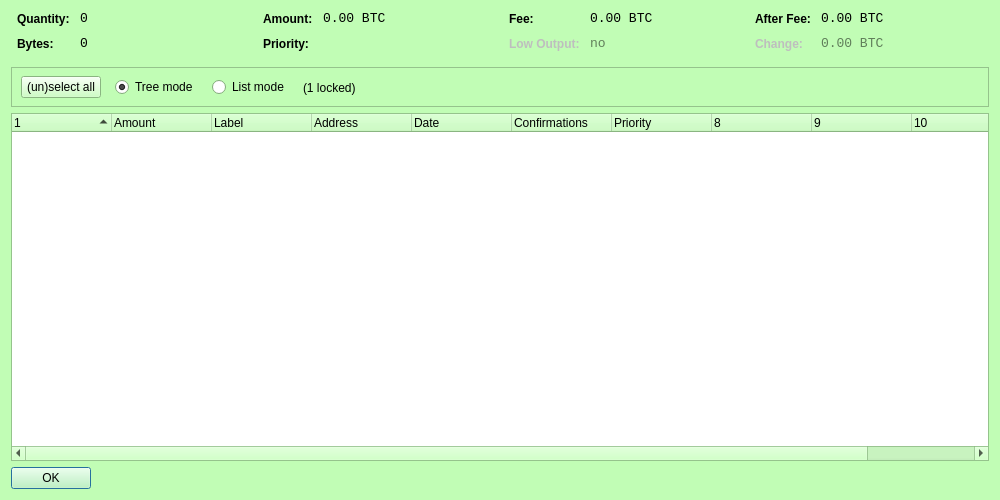
This is src/qt/forms/coincontroldialog.ui in IParn/LimecoinX as Qt 5 draws it before an edit. The edited form follows.
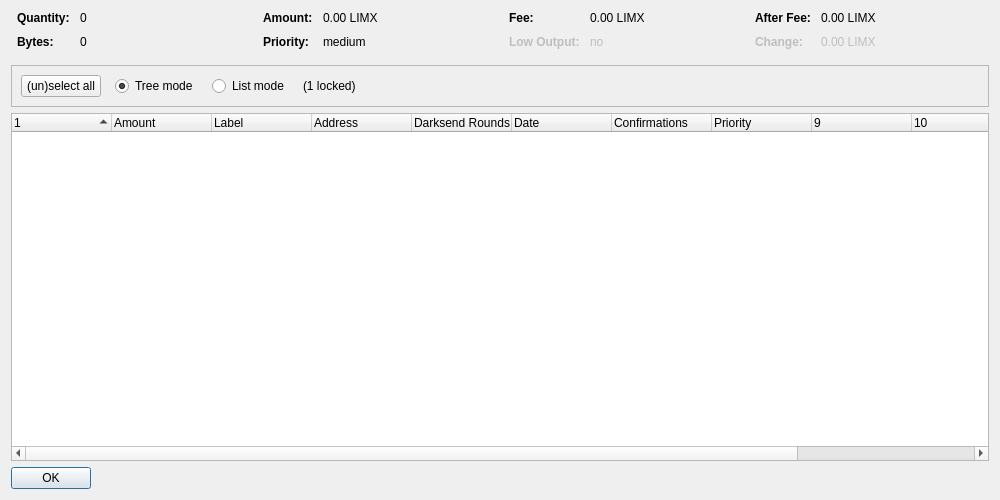
This is the edited form. Custom widgets are drawn as their Qt base class.

```diff
--- a/src/qt/forms/coincontroldialog.ui
+++ b/src/qt/forms/coincontroldialog.ui
@@ -10,421 +10,6 @@
     <height>500</height>
    </rect>
   </property>
-  <property name="palette">
-   <palette>
-    <active>
-     <colorrole role="WindowText">
-      <brush brushstyle="SolidPattern">
-       <color alpha="255">
-        <red>0</red>
-        <green>0</green>
-        <blue>0</blue>
-       </color>
-      </brush>
-     </colorrole>
-     <colorrole role="Button">
-      <brush brushstyle="SolidPattern">
-       <color alpha="255">
-        <red>193</red>
-        <green>253</green>
-        <blue>181</blue>
-       </color>
-      </brush>
-     </colorrole>
-     <colorrole role="Light">
-      <brush brushstyle="SolidPattern">
-       <color alpha="255">
-        <red>255</red>
-        <green>255</green>
-        <blue>255</blue>
-       </color>
-      </brush>
-     </colorrole>
-     <colorrole role="Midlight">
-      <brush brushstyle="SolidPattern">
-       <color alpha="255">
-        <red>224</red>
-        <green>254</green>
-        <blue>218</blue>
-       </color>
-      </brush>
-     </colorrole>
-     <colorrole role="Dark">
-      <brush brushstyle="SolidPattern">
-       <color alpha="255">
-        <red>96</red>
-        <green>126</green>
-        <blue>90</blue>
-       </color>
-      </brush>
-     </colorrole>
-     <colorrole role="Mid">
-      <brush brushstyle="SolidPattern">
-       <color alpha="255">
-        <red>129</red>
-        <green>169</green>
-        <blue>121</blue>
-       </color>
-      </brush>
-     </colorrole>
-     <colorrole role="Text">
-      <brush brushstyle="SolidPattern">
-       <color alpha="255">
-        <red>0</red>
-        <green>0</green>
-        <blue>0</blue>
-       </color>
-      </brush>
-     </colorrole>
-     <colorrole role="BrightText">
-      <brush brushstyle="SolidPattern">
-       <color alpha="255">
-        <red>255</red>
-        <green>255</green>
-        <blue>255</blue>
-       </color>
-      </brush>
-     </colorrole>
-     <colorrole role="ButtonText">
-      <brush brushstyle="SolidPattern">
-       <color alpha="255">
-        <red>0</red>
-        <green>0</green>
-        <blue>0</blue>
-       </color>
-      </brush>
-     </colorrole>
-     <colorrole role="Base">
-      <brush brushstyle="SolidPattern">
-       <color alpha="255">
-        <red>255</red>
-        <green>255</green>
-        <blue>255</blue>
-       </color>
-      </brush>
-     </colorrole>
-     <colorrole role="Window">
-      <brush brushstyle="SolidPattern">
-       <color alpha="255">
-        <red>193</red>
-        <green>253</green>
-        <blue>181</blue>
-       </color>
-      </brush>
-     </colorrole>
-     <colorrole role="Shadow">
-      <brush brushstyle="SolidPattern">
-       <color alpha="255">
-        <red>0</red>
-        <green>0</green>
-        <blue>0</blue>
-       </color>
-      </brush>
-     </colorrole>
-     <colorrole role="AlternateBase">
-      <brush brushstyle="SolidPattern">
-       <color alpha="255">
-        <red>224</red>
-        <green>254</green>
-        <blue>218</blue>
-       </color>
-      </brush>
-     </colorrole>
-     <colorrole role="ToolTipBase">
-      <brush brushstyle="SolidPattern">
-       <color alpha="255">
-        <red>255</red>
-        <green>255</green>
-        <blue>220</blue>
-       </color>
-      </brush>
-     </colorrole>
-     <colorrole role="ToolTipText">
-      <brush brushstyle="SolidPattern">
-       <color alpha="255">
-        <red>0</red>
-        <green>0</green>
-        <blue>0</blue>
-       </color>
-      </brush>
-     </colorrole>
-    </active>
-    <inactive>
-     <colorrole role="WindowText">
-      <brush brushstyle="SolidPattern">
-       <color alpha="255">
-        <red>0</red>
-        <green>0</green>
-        <blue>0</blue>
-       </color>
-      </brush>
-     </colorrole>
-     <colorrole role="Button">
-      <brush brushstyle="SolidPattern">
-       <color alpha="255">
-        <red>193</red>
-        <green>253</green>
-        <blue>181</blue>
-       </color>
-      </brush>
-     </colorrole>
-     <colorrole role="Light">
-      <brush brushstyle="SolidPattern">
-       <color alpha="255">
-        <red>255</red>
-        <green>255</green>
-        <blue>255</blue>
-       </color>
-      </brush>
-     </colorrole>
-     <colorrole role="Midlight">
-      <brush brushstyle="SolidPattern">
-       <color alpha="255">
-        <red>224</red>
-        <green>254</green>
-        <blue>218</blue>
-       </color>
-      </brush>
-     </colorrole>
-     <colorrole role="Dark">
-      <brush brushstyle="SolidPattern">
-       <color alpha="255">
-        <red>96</red>
-        <green>126</green>
-        <blue>90</blue>
-       </color>
-      </brush>
-     </colorrole>
-     <colorrole role="Mid">
-      <brush brushstyle="SolidPattern">
-       <color alpha="255">
-        <red>129</red>
-        <green>169</green>
-        <blue>121</blue>
-       </color>
-      </brush>
-     </colorrole>
-     <colorrole role="Text">
-      <brush brushstyle="SolidPattern">
-       <color alpha="255">
-        <red>0</red>
-        <green>0</green>
-        <blue>0</blue>
-       </color>
-      </brush>
-     </colorrole>
-     <colorrole role="BrightText">
-      <brush brushstyle="SolidPattern">
-       <color alpha="255">
-        <red>255</red>
-        <green>255</green>
-        <blue>255</blue>
-       </color>
-      </brush>
-     </colorrole>
-     <colorrole role="ButtonText">
-      <brush brushstyle="SolidPattern">
-       <color alpha="255">
-        <red>0</red>
-        <green>0</green>
-        <blue>0</blue>
-       </color>
-      </brush>
-     </colorrole>
-     <colorrole role="Base">
-      <brush brushstyle="SolidPattern">
-       <color alpha="255">
-        <red>255</red>
-        <green>255</green>
-        <blue>255</blue>
-       </color>
-      </brush>
-     </colorrole>
-     <colorrole role="Window">
-      <brush brushstyle="SolidPattern">
-       <color alpha="255">
-        <red>193</red>
-        <green>253</green>
-        <blue>181</blue>
-       </color>
-      </brush>
-     </colorrole>
-     <colorrole role="Shadow">
-      <brush brushstyle="SolidPattern">
-       <color alpha="255">
-        <red>0</red>
-        <green>0</green>
-        <blue>0</blue>
-       </color>
-      </brush>
-     </colorrole>
-     <colorrole role="AlternateBase">
-      <brush brushstyle="SolidPattern">
-       <color alpha="255">
-        <red>224</red>
-        <green>254</green>
-        <blue>218</blue>
-       </color>
-      </brush>
-     </colorrole>
-     <colorrole role="ToolTipBase">
-      <brush brushstyle="SolidPattern">
-       <color alpha="255">
-        <red>255</red>
-        <green>255</green>
-        <blue>220</blue>
-       </color>
-      </brush>
-     </colorrole>
-     <colorrole role="ToolTipText">
-      <brush brushstyle="SolidPattern">
-       <color alpha="255">
-        <red>0</red>
-        <green>0</green>
-        <blue>0</blue>
-       </color>
-      </brush>
-     </colorrole>
-    </inactive>
-    <disabled>
-     <colorrole role="WindowText">
-      <brush brushstyle="SolidPattern">
-       <color alpha="255">
-        <red>96</red>
-        <green>126</green>
-        <blue>90</blue>
-       </color>
-      </brush>
-     </colorrole>
-     <colorrole role="Button">
-      <brush brushstyle="SolidPattern">
-       <color alpha="255">
-        <red>193</red>
-        <green>253</green>
-        <blue>181</blue>
-       </color>
-      </brush>
-     </colorrole>
-     <colorrole role="Light">
-      <brush brushstyle="SolidPattern">
-       <color alpha="255">
-        <red>255</red>
-        <green>255</green>
-        <blue>255</blue>
-       </color>
-      </brush>
-     </colorrole>
-     <colorrole role="Midlight">
-      <brush brushstyle="SolidPattern">
-       <color alpha="255">
-        <red>224</red>
-        <green>254</green>
-        <blue>218</blue>
-       </color>
-      </brush>
-     </colorrole>
-     <colorrole role="Dark">
-      <brush brushstyle="SolidPattern">
-       <color alpha="255">
-        <red>96</red>
-        <green>126</green>
-        <blue>90</blue>
-       </color>
-      </brush>
-     </colorrole>
-     <colorrole role="Mid">
-      <brush brushstyle="SolidPattern">
-       <color alpha="255">
-        <red>129</red>
-        <green>169</green>
-        <blue>121</blue>
-       </color>
-      </brush>
-     </colorrole>
-     <colorrole role="Text">
-      <brush brushstyle="SolidPattern">
-       <color alpha="255">
-        <red>96</red>
-        <green>126</green>
-        <blue>90</blue>
-       </color>
-      </brush>
-     </colorrole>
-     <colorrole role="BrightText">
-      <brush brushstyle="SolidPattern">
-       <color alpha="255">
-        <red>255</red>
-        <green>255</green>
-        <blue>255</blue>
-       </color>
-      </brush>
-     </colorrole>
-     <colorrole role="ButtonText">
-      <brush brushstyle="SolidPattern">
-       <color alpha="255">
-        <red>96</red>
-        <green>126</green>
-        <blue>90</blue>
-       </color>
-      </brush>
-     </colorrole>
-     <colorrole role="Base">
-      <brush brushstyle="SolidPattern">
-       <color alpha="255">
-        <red>193</red>
-        <green>253</green>
-        <blue>181</blue>
-       </color>
-      </brush>
-     </colorrole>
-     <colorrole role="Window">
-      <brush brushstyle="SolidPattern">
-       <color alpha="255">
-        <red>193</red>
-        <green>253</green>
-        <blue>181</blue>
-       </color>
-      </brush>
-     </colorrole>
-     <colorrole role="Shadow">
-      <brush brushstyle="SolidPattern">
-       <color alpha="255">
-        <red>0</red>
-        <green>0</green>
-        <blue>0</blue>
-       </color>
-      </brush>
-     </colorrole>
-     <colorrole role="AlternateBase">
-      <brush brushstyle="SolidPattern">
-       <color alpha="255">
-        <red>193</red>
-        <green>253</green>
-        <blue>181</blue>
-       </color>
-      </brush>
-     </colorrole>
-     <colorrole role="ToolTipBase">
-      <brush brushstyle="SolidPattern">
-       <color alpha="255">
-        <red>255</red>
-        <green>255</green>
-        <blue>220</blue>
-       </color>
-      </brush>
-     </colorrole>
-     <colorrole role="ToolTipText">
-      <brush brushstyle="SolidPattern">
-       <color alpha="255">
-        <red>0</red>
-        <green>0</green>
-        <blue>0</blue>
-       </color>
-      </brush>
-     </colorrole>
-    </disabled>
-   </palette>
-  </property>
   <property name="windowTitle">
    <string>Coin Control</string>
   </property>
@@ -453,8 +38,11 @@
        </property>
        <item row="0" column="0">
         <widget class="QLabel" name="labelCoinControlQuantityText">
-         <property name="styleSheet">
-          <string notr="true">font-weight:bold;</string>
+         <property name="font">
+          <font>
+           <weight>75</weight>
+           <bold>true</bold>
+          </font>
          </property>
          <property name="text">
           <string>Quantity:</string>
@@ -463,12 +51,6 @@
        </item>
        <item row="0" column="1">
         <widget class="QLabel" name="labelCoinControlQuantity">
-         <property name="font">
-          <font>
-           <family>Monospace</family>
-           <pointsize>10</pointsize>
-          </font>
-         </property>
          <property name="cursor">
           <cursorShape>IBeamCursor</cursorShape>
          </property>
@@ -485,8 +67,11 @@
        </item>
        <item row="1" column="0">
         <widget class="QLabel" name="labelCoinControlBytesText">
-         <property name="styleSheet">
-          <string notr="true">font-weight:bold;</string>
+         <property name="font">
+          <font>
+           <weight>75</weight>
+           <bold>true</bold>
+          </font>
          </property>
          <property name="text">
           <string>Bytes:</string>
@@ -495,12 +80,6 @@
        </item>
        <item row="1" column="1">
         <widget class="QLabel" name="labelCoinControlBytes">
-         <property name="font">
-          <font>
-           <family>Monospace</family>
-           <pointsize>10</pointsize>
-          </font>
-         </property>
          <property name="cursor">
           <cursorShape>IBeamCursor</cursorShape>
          </property>
@@ -533,8 +112,11 @@
        </property>
        <item row="0" column="0">
         <widget class="QLabel" name="labelCoinControlAmountText">
-         <property name="styleSheet">
-          <string notr="true">font-weight:bold;</string>
+         <property name="font">
+          <font>
+           <weight>75</weight>
+           <bold>true</bold>
+          </font>
          </property>
          <property name="text">
           <string>Amount:</string>
@@ -543,12 +125,6 @@
        </item>
        <item row="0" column="1">
         <widget class="QLabel" name="labelCoinControlAmount">
-         <property name="font">
-          <font>
-           <family>Monospace</family>
-           <pointsize>10</pointsize>
-          </font>
-         </property>
          <property name="cursor">
           <cursorShape>IBeamCursor</cursorShape>
          </property>
@@ -556,7 +132,7 @@
           <enum>Qt::ActionsContextMenu</enum>
          </property>
          <property name="text">
-          <string notr="true">0.00 BTC</string>
+          <string notr="true">0.00 LIMX</string>
          </property>
          <property name="textInteractionFlags">
           <set>Qt::LinksAccessibleByMouse|Qt::TextSelectableByKeyboard|Qt::TextSelectableByMouse</set>
@@ -565,8 +141,11 @@
        </item>
        <item row="1" column="0">
         <widget class="QLabel" name="labelCoinControlPriorityText">
-         <property name="styleSheet">
-          <string notr="true">font-weight:bold;</string>
+         <property name="font">
+          <font>
+           <weight>75</weight>
+           <bold>true</bold>
+          </font>
          </property>
          <property name="text">
           <string>Priority:</string>
@@ -575,12 +154,6 @@
        </item>
        <item row="1" column="1">
         <widget class="QLabel" name="labelCoinControlPriority">
-         <property name="font">
-          <font>
-           <family>Monospace</family>
-           <pointsize>10</pointsize>
-          </font>
-         </property>
          <property name="cursor">
           <cursorShape>IBeamCursor</cursorShape>
          </property>
@@ -588,7 +161,7 @@
           <enum>Qt::ActionsContextMenu</enum>
          </property>
          <property name="text">
-          <string/>
+          <string>medium</string>
          </property>
          <property name="textInteractionFlags">
           <set>Qt::LinksAccessibleByMouse|Qt::TextSelectableByKeyboard|Qt::TextSelectableByMouse</set>
@@ -613,8 +186,11 @@
        </property>
        <item row="0" column="0">
         <widget class="QLabel" name="labelCoinControlFeeText">
-         <property name="styleSheet">
-          <string notr="true">font-weight:bold;</string>
+         <property name="font">
+          <font>
+           <weight>75</weight>
+           <bold>true</bold>
+          </font>
          </property>
          <property name="text">
           <string>Fee:</string>
@@ -623,12 +199,6 @@
        </item>
        <item row="0" column="1">
         <widget class="QLabel" name="labelCoinControlFee">
-         <property name="font">
-          <font>
-           <family>Monospace</family>
-           <pointsize>10</pointsize>
-          </font>
-         </property>
          <property name="cursor">
           <cursorShape>IBeamCursor</cursorShape>
          </property>
@@ -636,7 +206,7 @@
           <enum>Qt::ActionsContextMenu</enum>
          </property>
          <property name="text">
-          <string notr="true">0.00 BTC</string>
+          <string notr="true">0.00 LIMX</string>
          </property>
          <property name="textInteractionFlags">
           <set>Qt::LinksAccessibleByMouse|Qt::TextSelectableByKeyboard|Qt::TextSelectableByMouse</set>
@@ -648,8 +218,11 @@
          <property name="enabled">
           <bool>false</bool>
          </property>
-         <property name="styleSheet">
-          <string notr="true">font-weight:bold;</string>
+         <property name="font">
+          <font>
+           <weight>75</weight>
+           <bold>true</bold>
+          </font>
          </property>
          <property name="text">
           <string>Low Output:</string>
@@ -661,12 +234,6 @@
          <property name="enabled">
           <bool>false</bool>
          </property>
-         <property name="font">
-          <font>
-           <family>Monospace</family>
-           <pointsize>10</pointsize>
-          </font>
-         </property>
          <property name="cursor">
           <cursorShape>IBeamCursor</cursorShape>
          </property>
@@ -699,8 +266,11 @@
        </property>
        <item row="0" column="0">
         <widget class="QLabel" name="labelCoinControlAfterFeeText">
-         <property name="styleSheet">
-          <string notr="true">font-weight:bold;</string>
+         <property name="font">
+          <font>
+           <weight>75</weight>
+           <bold>true</bold>
+          </font>
          </property>
          <property name="text">
           <string>After Fee:</string>
@@ -709,12 +279,6 @@
        </item>
        <item row="0" column="1">
         <widget class="QLabel" name="labelCoinControlAfterFee">
-         <property name="font">
-          <font>
-           <family>Monospace</family>
-           <pointsize>10</pointsize>
-          </font>
-         </property>
          <property name="cursor">
           <cursorShape>IBeamCursor</cursorShape>
          </property>
@@ -722,7 +286,7 @@
           <enum>Qt::ActionsContextMenu</enum>
          </property>
          <property name="text">
-          <string notr="true">0.00 BTC</string>
+          <string notr="true">0.00 LIMX</string>
          </property>
          <property name="textInteractionFlags">
           <set>Qt::LinksAccessibleByMouse|Qt::TextSelectableByKeyboard|Qt::TextSelectableByMouse</set>
@@ -734,8 +298,11 @@
          <property name="enabled">
           <bool>false</bool>
          </property>
-         <property name="styleSheet">
-          <string notr="true">font-weight:bold;</string>
+         <property name="font">
+          <font>
+           <weight>75</weight>
+           <bold>true</bold>
+          </font>
          </property>
          <property name="text">
           <string>Change:</string>
@@ -747,12 +314,6 @@
          <property name="enabled">
           <bool>false</bool>
          </property>
-         <property name="font">
-          <font>
-           <family>Monospace</family>
-           <pointsize>10</pointsize>
-          </font>
-         </property>
          <property name="cursor">
           <cursorShape>IBeamCursor</cursorShape>
          </property>
@@ -760,7 +321,7 @@
           <enum>Qt::ActionsContextMenu</enum>
          </property>
          <property name="text">
-          <string notr="true">0.00 BTC</string>
+          <string notr="true">0.00 LIMX</string>
          </property>
          <property name="textInteractionFlags">
           <set>Qt::LinksAccessibleByMouse|Qt::TextSelectableByKeyboard|Qt::TextSelectableByMouse</set>
@@ -785,83 +346,77 @@
      <property name="frameShadow">
       <enum>QFrame::Sunken</enum>
      </property>
-     <widget class="QWidget" name="horizontalLayoutWidget">
-      <property name="geometry">
-       <rect>
-        <x>10</x>
-        <y>0</y>
-        <width>781</width>
-        <height>41</height>
-       </rect>
-      </property>
-      <layout class="QHBoxLayout" name="horizontalLayoutPanel" stretch="0,0,0,0,0">
-       <property name="spacing">
-        <number>14</number>
-       </property>
-       <item>
-        <widget class="QPushButton" name="pushButtonSelectAll">
-         <property name="sizePolicy">
-          <sizepolicy hsizetype="Maximum" vsizetype="Fixed">
-           <horstretch>0</horstretch>
-           <verstretch>0</verstretch>
-          </sizepolicy>
-         </property>
-         <property name="text">
-          <string>(un)select all</string>
-         </property>
-        </widget>
-       </item>
-       <item>
-        <widget class="QRadioButton" name="radioTreeMode">
-         <property name="sizePolicy">
-          <sizepolicy hsizetype="Maximum" vsizetype="Fixed">
-           <horstretch>0</horstretch>
-           <verstretch>0</verstretch>
-          </sizepolicy>
-         </property>
-         <property name="text">
-          <string>Tree mode</string>
-         </property>
-         <property name="checked">
-          <bool>true</bool>
-         </property>
-        </widget>
-       </item>
-       <item>
-        <widget class="QRadioButton" name="radioListMode">
-         <property name="sizePolicy">
-          <sizepolicy hsizetype="Maximum" vsizetype="Fixed">
-           <horstretch>0</horstretch>
-           <verstretch>0</verstretch>
-          </sizepolicy>
-         </property>
-         <property name="text">
-          <string>List mode</string>
-         </property>
-        </widget>
-       </item>
-       <item>
-        <widget class="QLabel" name="labelLocked">
-         <property name="text">
-          <string>(1 locked)</string>
-         </property>
-        </widget>
-       </item>
-       <item>
-        <spacer name="horizontalSpacer">
-         <property name="orientation">
-          <enum>Qt::Horizontal</enum>
-         </property>
-         <property name="sizeHint" stdset="0">
-          <size>
-           <width>40</width>
-           <height>20</height>
-          </size>
-         </property>
-        </spacer>
-       </item>
-      </layout>
-     </widget>
+     <layout class="QHBoxLayout" name="horizontalLayout">
+      <item>
+       <layout class="QHBoxLayout" name="horizontalLayoutPanel" stretch="0,0,0,0,0">
+        <property name="spacing">
+         <number>14</number>
+        </property>
+        <item>
+         <widget class="QPushButton" name="pushButtonSelectAll">
+          <property name="sizePolicy">
+           <sizepolicy hsizetype="Maximum" vsizetype="Fixed">
+            <horstretch>0</horstretch>
+            <verstretch>0</verstretch>
+           </sizepolicy>
+          </property>
+          <property name="text">
+           <string>(un)select all</string>
+          </property>
+         </widget>
+        </item>
+        <item>
+         <widget class="QRadioButton" name="radioTreeMode">
+          <property name="sizePolicy">
+           <sizepolicy hsizetype="Maximum" vsizetype="Fixed">
+            <horstretch>0</horstretch>
+            <verstretch>0</verstretch>
+           </sizepolicy>
+          </property>
+          <property name="text">
+           <string>Tree mode</string>
+          </property>
+          <property name="checked">
+           <bool>true</bool>
+          </property>
+         </widget>
+        </item>
+        <item>
+         <widget class="QRadioButton" name="radioListMode">
+          <property name="sizePolicy">
+           <sizepolicy hsizetype="Maximum" vsizetype="Fixed">
+            <horstretch>0</horstretch>
+            <verstretch>0</verstretch>
+           </sizepolicy>
+          </property>
+          <property name="text">
+           <string>List mode</string>
+          </property>
+         </widget>
+        </item>
+        <item>
+         <widget class="QLabel" name="labelLocked">
+          <property name="text">
+           <string>(1 locked)</string>
+          </property>
+         </widget>
+        </item>
+        <item>
+         <spacer name="horizontalSpacer">
+          <property name="orientation">
+           <enum>Qt::Horizontal</enum>
+          </property>
+          <property name="sizeHint" stdset="0">
+           <size>
+            <width>40</width>
+            <height>20</height>
+           </size>
+          </property>
+         </spacer>
+        </item>
+       </layout>
+      </item>
+     </layout>
     </widget>
    </item>
    <item>
@@ -873,7 +428,7 @@
       <bool>false</bool>
      </property>
      <property name="columnCount">
-      <number>11</number>
+      <number>12</number>
      </property>
      <attribute name="headerShowSortIndicator" stdset="0">
       <bool>true</bool>
@@ -901,6 +456,11 @@
        <string>Address</string>
       </property>
      </column>
+     <column>
+      <property name="text">
+       <string>Darksend Rounds</string>
+      </property>
+     </column>
      <column>
       <property name="text">
        <string>Date</string>
@@ -939,6 +499,11 @@
        <string/>
       </property>
      </column>
+     <column>
+      <property name="text">
+       <string/>
+      </property>
+     </column>
     </widget>
    </item>
    <item>
```
Left out of the diff: 4 changed lines with no effect on the pictures.
